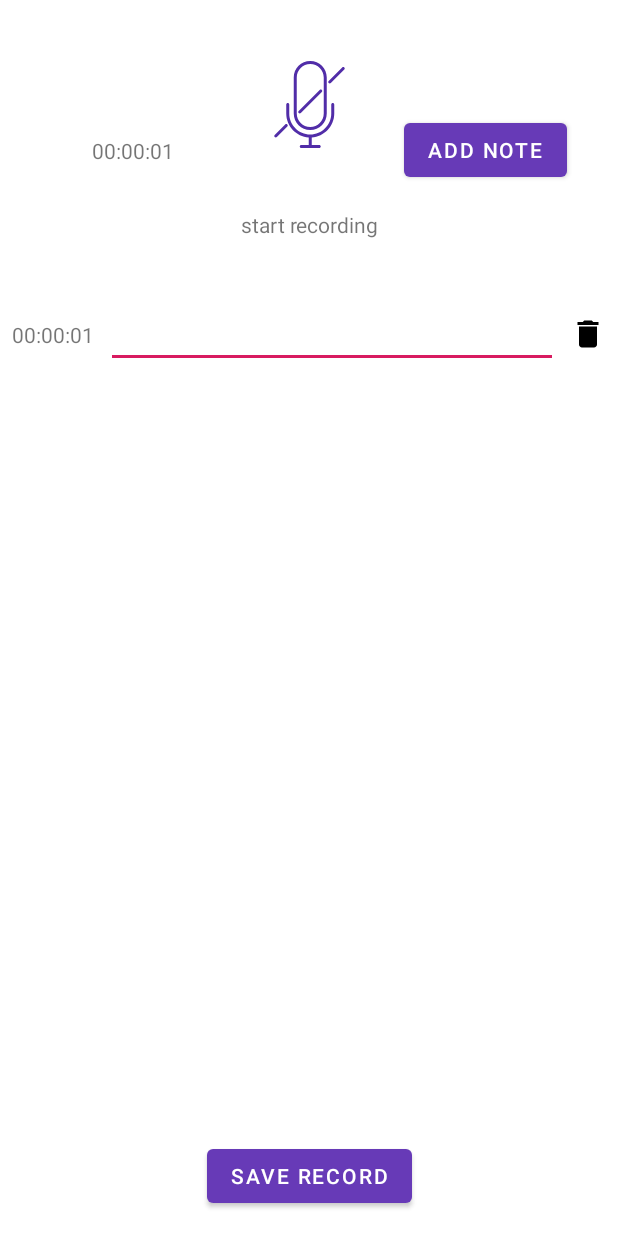
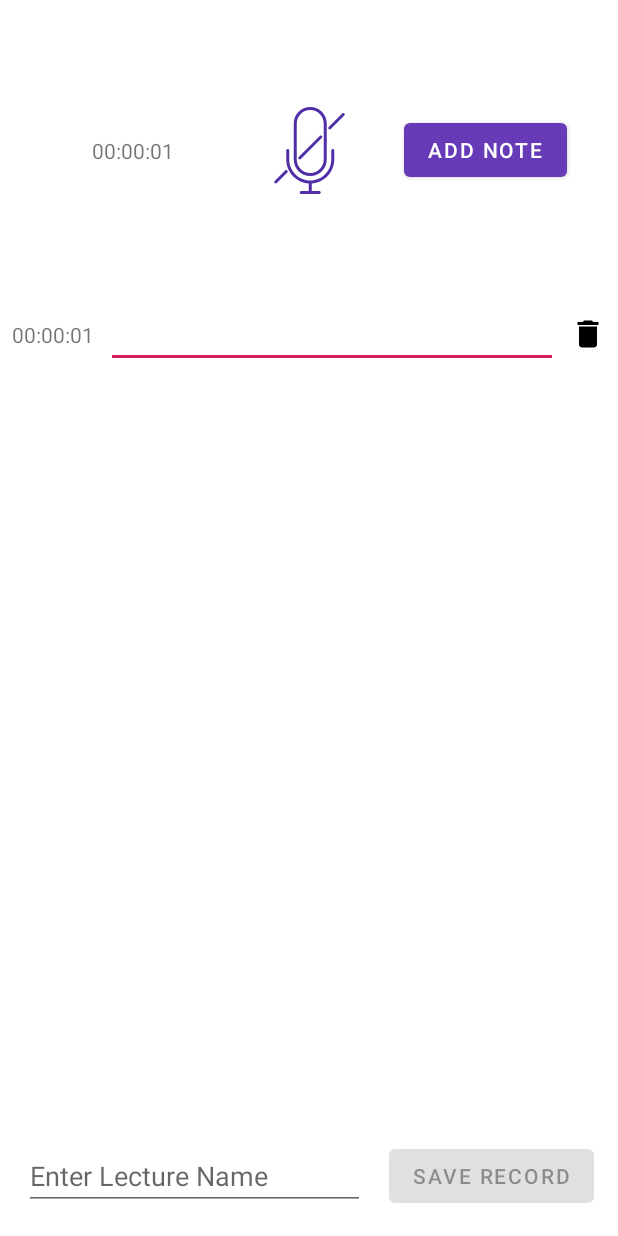
Before and after one commit to niyaz1998/lecture_recorder, an Android app: the RecorderActivity screen opened directly, with no data from a screen before it, after a tap on "ADD NOTE", on a phone screen of 412 x 824 dp. Run offline under Robolectric (Android 15) with nearby library versions, the phone set to English and light mode, and no system bars; network calls fail; 2 other taps on this screen came first.

Commit message:
lecture name

```diff
--- a/app/src/main/res/layout/activity_recorder.xml
+++ b/app/src/main/res/layout/activity_recorder.xml
@@ -40,6 +40,7 @@
             android:layout_width="wrap_content"
             android:layout_height="wrap_content"
             android:text="@string/start_recording"
+            android:visibility="gone"
             app:layout_constraintBottom_toBottomOf="parent"
             app:layout_constraintEnd_toEndOf="@+id/bMain"
             app:layout_constraintStart_toStartOf="@+id/bMain"
@@ -67,12 +68,26 @@
         app:layout_constraintTop_toBottomOf="@+id/constraintLayout" />
 
     <Button
+        android:enabled="false"
         android:id="@+id/bSave"
-        android:layout_width="wrap_content"
+        android:layout_width="0dp"
         android:layout_height="wrap_content"
+        android:layout_marginEnd="16dp"
         android:layout_marginBottom="16dp"
         android:text="@string/save_record"
         app:layout_constraintBottom_toBottomOf="parent"
-        app:layout_constraintEnd_toEndOf="parent"
-        app:layout_constraintStart_toStartOf="parent" />
+        app:layout_constraintEnd_toEndOf="parent" />
+
+    <EditText
+        android:id="@+id/etLectureName"
+        android:layout_width="0dp"
+        android:layout_height="wrap_content"
+        android:layout_marginStart="16dp"
+        android:layout_marginEnd="16dp"
+        android:hint="@string/enter_lecture_name"
+        android:inputType="textPersonName"
+        app:layout_constraintBottom_toBottomOf="@+id/bSave"
+        app:layout_constraintEnd_toStartOf="@+id/bSave"
+        app:layout_constraintStart_toStartOf="parent"
+        app:layout_constraintTop_toTopOf="@+id/bSave" />
 </androidx.constraintlayout.widget.ConstraintLayout>
--- a/app/src/main/res/values/strings.xml
+++ b/app/src/main/res/values/strings.xml
@@ -20,4 +20,5 @@
     <string name="register">Register</string>
     <string name="name">Name</string>
     <string name="description">Description</string>
+    <string name="enter_lecture_name">Enter Lecture Name</string>
 </resources>
```
Also changed, not shown: app/src/main/java/com/example/lecturerecorder/model/ListService.kt (+8 -4 lines), app/src/main/java/com/example/lecturerecorder/recorder_activity/RecorderActivity.kt (+25 -5 lines), app/src/main/java/com/example/lecturerecorder/recorder_activity/RecorderViewModel.kt (+6 -2 lines), app/src/main/java/com/example/lecturerecorder/utils/AudioUploadService.kt (+11 -4 lines).
